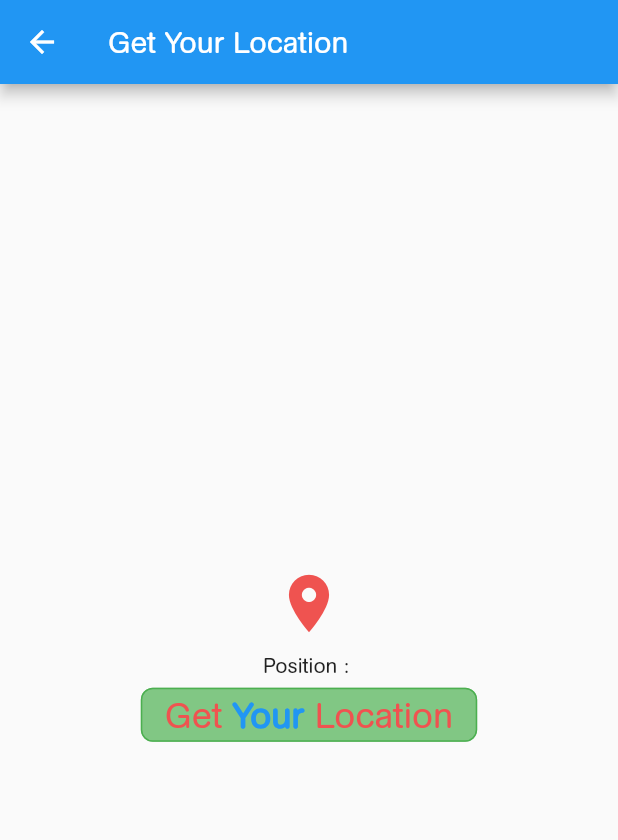
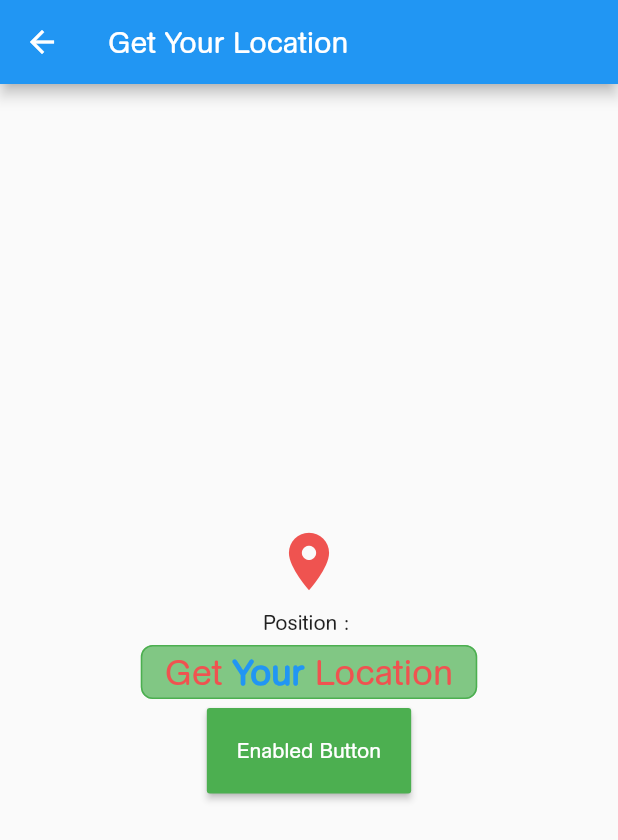
Before and after one commit to Node-Hacks/Regrow, a Flutter app: the screen it shows after launch, after a tap on "SKIP", after a tap on "GET STARTED NOW", on a phone screen of 412 x 824 dp. Shown: the top 840 px of the screen. Run offline on Flutter 3.47's test engine with Material 2 defaults, Android fonts, the phone set to English and light mode, and no system bars; our stand-ins replace flutter_switch, geolocator, liquid_progress_indicator, location, numberpicker, wave; missing offline and left inert: mapbox_gl.

Commit message:
Map Connected to front

```diff
--- a/lib/locationScreen.dart
+++ b/lib/locationScreen.dart
@@ -29,7 +29,7 @@ class _LocationScreenState extends State<LocationScreen> {
         child: Column(
           mainAxisAlignment: MainAxisAlignment.center,
           crossAxisAlignment: CrossAxisAlignment.center,
-          children: [
+          children: <Widget>[
             Icon(
               Icons.location_on,
               size: 46.0,
@@ -72,7 +72,18 @@ class _LocationScreenState extends State<LocationScreen> {
                           fontFamily: 'ag',
                         ),
                       )
-                    ])))
+                    ]))),
+            RaisedButton(
+              //     disabledColor: Colors.red,
+              // disabledTextColor: Colors.black,
+              padding: const EdgeInsets.all(20),
+              textColor: Colors.white,
+              color: Colors.green,
+              onPressed: () {
+                Navigator.pushNamed(context, 'map');
+              },
+              child: Text('Enabled Button'),
+            ),
           ],
         ),
       ),
--- a/lib/main.dart
+++ b/lib/main.dart
@@ -1,4 +1,5 @@
 import 'package:regrow/intro.dart';
+import 'package:regrow/map.dart';
 import 'package:regrow/locationScreen.dart';
 import 'package:regrow/splashscreen.dart';
 import 'package:flutter/material.dart';
@@ -37,6 +38,7 @@ class MyApp extends StatelessWidget {
           'homepage': (context) => MyHomePage(title: 'Flutter Demo Home Page'),
           'intro': (context) => Home(),
           'location': (context) => LocationScreen(),
+          'map': (context) => MapsDemo(),
         });
   }
 }
@@ -513,6 +515,17 @@ class _MyHomePageState extends State<MyHomePage> {
             // int _currentValuehold1 = 0;
             // int _currentValueout = 4;
             // int _currentValuehold2 = 0;
+            RaisedButton(
+              //     disabledColor: Colors.red,
+              // disabledTextColor: Colors.black,
+              padding: const EdgeInsets.all(20),
+              textColor: Colors.white,
+              color: Colors.green,
+              onPressed: () {
+                Navigator.pushNamed(context, 'map');
+              },
+              child: Text('Enabled Button'),
+            ),
             FlatButton(
               height: 50,
               onPressed: () {
--- a/lib/map.dart
+++ b/lib/map.dart
@@ -86,7 +86,3 @@ class MapsDemo extends StatelessWidget {
     );
   }
 }
-
-void main() {
-  runApp(MaterialApp(home: MapsDemo()));
-}
```
